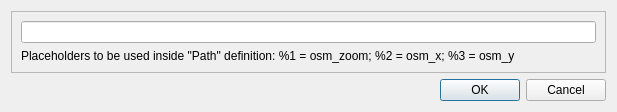
First picture: the form in src/IDlgMapOSMConfig.ui, repository ntruchsess/QLandkarteGT, before the edit.
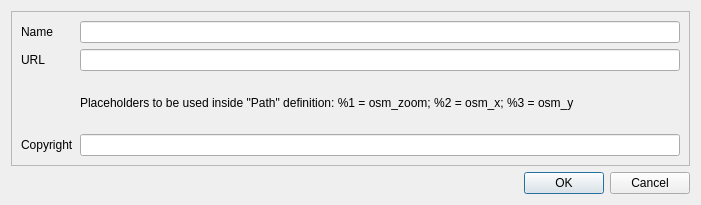
Second picture: the form after the edit.

The edit to the form file:
```diff
--- a/src/IDlgMapOSMConfig.ui
+++ b/src/IDlgMapOSMConfig.ui
@@ -6,8 +6,8 @@
    <rect>
     <x>0</x>
     <y>0</y>
-    <width>617</width>
-    <height>93</height>
+    <width>701</width>
+    <height>205</height>
    </rect>
   </property>
   <property name="windowTitle">
@@ -24,14 +24,48 @@
      </property>
      <layout class="QVBoxLayout" name="verticalLayout_2">
       <item>
+       <layout class="QGridLayout" name="gridLayout">
+        <item row="1" column="0">
+         <widget class="QLabel" name="label_2">
+          <property name="text">
+           <string>URL</string>
+          </property>
+         </widget>
+        </item>
+        <item row="1" column="1">
        <widget class="QLineEdit" name="lineUrl"/>
       </item>
-      <item>
+        <item row="2" column="1">
        <widget class="QLabel" name="label">
         <property name="text">
          <string>Placeholders to be used inside &quot;Path&quot; definition: %1 = osm_zoom; %2 = osm_x; %3 = osm_y</string>
         </property>
-       </widget>
+          <property name="wordWrap">
+           <bool>true</bool>
+          </property>
+         </widget>
+        </item>
+        <item row="3" column="0">
+         <widget class="QLabel" name="label_3">
+          <property name="text">
+           <string>Copyright</string>
+          </property>
+         </widget>
+        </item>
+        <item row="3" column="1">
+         <widget class="QLineEdit" name="lineCopyright"/>
+        </item>
+        <item row="0" column="0">
+         <widget class="QLabel" name="label_4">
+          <property name="text">
+           <string>Name</string>
+          </property>
+         </widget>
+        </item>
+        <item row="0" column="1">
+         <widget class="QLineEdit" name="lineName"/>
+        </item>
+       </layout>
       </item>
      </layout>
     </widget>
```
Lines whose indentation alone changed are shown as unchanged.
